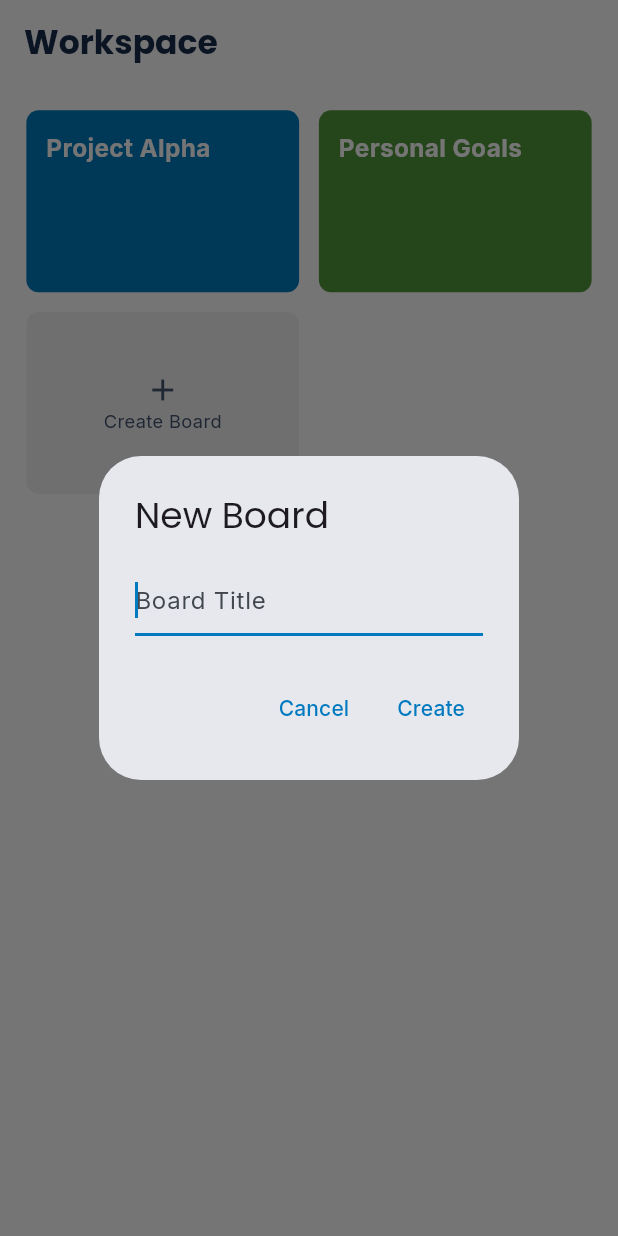
After one commit to gasai21/FlowBoard, a Flutter app: the screen it shows after launch, after a tap on "Create Board", on a phone screen of 412 x 824 dp. The commit adds this screen. Run offline on Flutter 3.47's test engine with Material 3 defaults, Android fonts, the light colour scheme and no system bars; our stand-ins replace flutter_riverpod, flutter_screenutil, google_fonts.

Commit message:
feat: add feature workspace

```diff
--- a/lib/main.dart
+++ b/lib/main.dart
@@ -2,7 +2,7 @@ import 'package:flutter/material.dart';
 import 'package:flutter_riverpod/flutter_riverpod.dart';
 import 'package:flutter_screenutil/flutter_screenutil.dart';
 import 'package:google_fonts/google_fonts.dart';
-import 'screens/board_screen.dart';
+import 'screens/workspace_screen.dart';
 
 void main() {
   runApp(
@@ -18,7 +18,7 @@ class MyApp extends StatelessWidget {
   @override
   Widget build(BuildContext context) {
     return ScreenUtilInit(
-      designSize: const Size(375, 812), // iPhone X size as base
+      designSize: const Size(375, 812),
       minTextAdapt: true,
       splitScreenMode: true,
       builder: (context, child) {
@@ -35,7 +35,7 @@ class MyApp extends StatelessWidget {
               primary: const Color(0xFF0079BF),
             ),
           ),
-          home: const BoardScreen(),
+          home: const WorkspaceScreen(),
         );
       },
     );
--- /dev/null
+++ b/lib/models/board.dart
@@ -0,0 +1,34 @@
+import 'package:uuid/uuid.dart';
+import 'board_column.dart';
+
+class Board {
+  final String id;
+  final String title;
+  final List<BoardColumn> columns;
+  final String backgroundColor;
+
+  Board({
+    required this.id,
+    required this.title,
+    required this.columns,
+    this.backgroundColor = '0xFF0079BF',
+  });
+
+  factory Board.create(String title, {String color = '0xFF0079BF'}) {
+    return Board(
+      id: const Uuid().v4(),
+      title: title,
+      columns: [],
+      backgroundColor: color,
+    );
+  }
+
+  Board copyWith({String? title, List<BoardColumn>? columns}) {
+    return Board(
+      id: id,
+      title: title ?? this.title,
+      columns: columns ?? this.columns,
+      backgroundColor: backgroundColor,
+    );
+  }
+}
--- /dev/null
+++ b/lib/providers/workspace_provider.dart
@@ -0,0 +1,54 @@
+import 'package:flutter_riverpod/flutter_riverpod.dart';
+import '../models/board.dart';
+import '../models/board_column.dart';
+import '../models/task.dart';
+
+class WorkspaceNotifier extends StateNotifier<List<Board>> {
+  WorkspaceNotifier() : super([]) {
+    _loadInitialData();
+  }
+
+  void _loadInitialData() {
+    state = [
+      Board(
+        id: '1',
+        title: 'Project Alpha',
+        backgroundColor: '0xFF0079BF',
+        columns: [
+          BoardColumn.create('To Do', tasks: [
+            Task.create('Research fonts'),
+            Task.create('Setup Riverpod'),
+          ]),
+          BoardColumn.create('In Progress'),
+          BoardColumn.create('Done'),
+        ],
+      ),
+      Board(
+        id: '2',
+        title: 'Personal Goals',
+        backgroundColor: '0xFF519839',
+        columns: [
+          BoardColumn.create('Backlog'),
+          BoardColumn.create('This Month'),
+        ],
+      ),
+    ];
+  }
+
+  void addBoard(String title) {
+    state = [...state, Board.create(title)];
+  }
+
+  void updateBoard(Board updatedBoard) {
+    state = [
+      for (final board in state)
+        if (board.id == updatedBoard.id) updatedBoard else board
+    ];
+  }
+}
+
+final workspaceProvider = StateNotifierProvider<WorkspaceNotifier, List<Board>>((ref) {
+  return WorkspaceNotifier();
+});
+
+final currentBoardProvider = StateProvider<Board?>((ref) => null);
--- a/lib/screens/board_screen.dart
+++ b/lib/screens/board_screen.dart
@@ -2,8 +2,9 @@ import 'package:flutter/material.dart';
 import 'package:flutter_riverpod/flutter_riverpod.dart';
 import 'package:flutter_screenutil/flutter_screenutil.dart';
 import 'package:google_fonts/google_fonts.dart';
-import '../providers/board_provider.dart';
+import '../providers/workspace_provider.dart';
 import '../widgets/task_card.dart';
+import '../models/board_column.dart';
 import '../models/task.dart';
 import 'task_detail_screen.dart';
 
@@ -12,28 +13,25 @@ class BoardScreen extends ConsumerWidget {
 
   @override
   Widget build(BuildContext context, WidgetRef ref) {
-    final columns = ref.watch(boardProvider);
+    final board = ref.watch(currentBoardProvider);
+    if (board == null) return const Scaffold();
 
     return Scaffold(
-      backgroundColor: const Color(0xFF0079BF),
+      backgroundColor: Color(int.parse(board.backgroundColor)),
       appBar: AppBar(
         backgroundColor: Colors.black12,
         elevation: 0,
         title: Text(
-          'FlowBoard',
+          board.title,
           style: GoogleFonts.poppins(
             fontWeight: FontWeight.bold,
             color: Colors.white,
           ),
         ),
-        actions: [
-          IconButton(
-            icon: const Icon(Icons.add, color: Colors.white),
-            onPressed: () {
-              // Add Column logic
-            },
-          )
-        ],
+        leading: IconButton(
+          icon: const Icon(Icons.arrow_back, color: Colors.white),
+          onPressed: () => Navigator.pop(context),
+        ),
       ),
       body: SafeArea(
         child: SingleChildScrollView(
@@ -41,7 +39,7 @@ class BoardScreen extends ConsumerWidget {
           child: Row(
             crossAxisAlignment: CrossAxisAlignment.start,
             children: [
-              for (final column in columns)
+              for (final column in board.columns)
                 _buildColumn(context, ref, column),
               _buildAddColumnButton(context, ref),
             ],
@@ -51,7 +49,7 @@ class BoardScreen extends ConsumerWidget {
     );
   }
 
-  Widget _buildColumn(BuildContext context, WidgetRef ref, column) {
+  Widget _buildColumn(BuildContext context, WidgetRef ref, BoardColumn column) {
     return Container(
       width: 280.w,
       margin: EdgeInsets.all(8.w),
@@ -86,14 +84,7 @@ class BoardScreen extends ConsumerWidget {
             child: DragTarget<Map<String, dynamic>>(
               onWillAccept: (data) => true,
               onAccept: (data) {
-                final taskId = data['taskId'];
-                final fromColumnId = data['fromColumnId'];
-                ref.read(boardProvider.notifier).moveTask(
-                      taskId,
-                      fromColumnId,
-                      column.id,
-                      column.tasks.length,
-                    );
+                _handleMoveTask(ref, data['taskId'], data['fromColumnId'], column.id);
               },
               builder: (context, candidateData, rejectedData) {
                 return ListView.builder(
@@ -122,7 +113,7 @@ class BoardScreen extends ConsumerWidget {
                           Navigator.push(
                             context,
                             MaterialPageRoute(
-                              builder: (context) => TaskDetailScreen(task: task),
+                              builder: (context) => TaskDetailScreen(task: task, columnId: column.id),
                             ),
                           );
                         },
@@ -136,9 +127,7 @@ class BoardScreen extends ConsumerWidget {
           Padding(
             padding: EdgeInsets.all(8.w),
             child: TextButton.icon(
-              onPressed: () {
-                _showAddTaskDialog(context, ref, column.id);
-              },
+              onPressed: () => _showAddTaskDialog(context, ref, column.id),
               icon: const Icon(Icons.add, size: 18),
               label: Text(
                 'Add a card',
@@ -158,6 +147,29 @@ class BoardScreen extends ConsumerWidget {
     );
   }
 
+  void _handleMoveTask(WidgetRef ref, String taskId, String fromColumnId, String toColumnId) {
+    final board = ref.read(currentBoardProvider)!;
+
+    final fromColumn = board.columns.firstWhere((col) => col.id == fromColumnId);
+    final task = fromColumn.tasks.firstWhere((t) => t.id == taskId);
+
+    final updatedColumns = board.columns.map((column) {
+      if (column.id == fromColumnId && column.id == toColumnId) {
+         // Same column move (not implemented for index here for simplicity, just stays)
+         return column;
+      } else if (column.id == fromColumnId) {
+        return column.copyWith(tasks: column.tasks.where((t) => t.id != taskId).toList());
+      } else if (column.id == toColumnId) {
+        return column.copyWith(tasks: [...column.tasks, task]);
+      }
+      return column;
+    }).toList();
+
+    final updatedBoard = board.copyWith(columns: updatedColumns);
+    ref.read(currentBoardProvider.notifier).state = updatedBoard;
+    ref.read(workspaceProvider.notifier).updateBoard(updatedBoard);
+  }
+
   Widget _buildAddColumnButton(BuildContext context, WidgetRef ref) {
     return Container(
       width: 280.w,
@@ -167,9 +179,7 @@ class BoardScreen extends ConsumerWidget {
         borderRadius: BorderRadius.circular(12.r),
       ),
       child: TextButton.icon(
-        onPressed: () {
-           _showAddColumnDialog(context, ref);
-        },
+        onPressed: () => _showAddColumnDialog(context, ref),
         icon: const Icon(Icons.add, color: Colors.white),
         label: Text(
           'Add another list',
@@ -194,14 +204,21 @@ class BoardScreen extends ConsumerWidget {
           decoration: const InputDecoration(hintText: 'Enter task title'),
         ),
         actions: [
-          TextButton(
-            onPressed: () => Navigator.pop(context),
-            child: const Text('Cancel'),
-          ),
+          TextButton(onPressed: () => Navigator.pop(context), child: const Text('Cancel')),
           TextButton(
             onPressed: () {
               if (controller.text.isNotEmpty) {
-                ref.read(boardProvider.notifier).addTask(columnId, controller.text);
+                final board = ref.read(currentBoardProvider)!;
+                final updatedColumns = board.columns.map((col) {
+                  if (col.id == columnId) {
+                    return col.copyWith(tasks: [...col.tasks, Task.create(controller.text)]);
+                  }
+                  return col;
+                }).toList();
+
+                final updatedBoard = board.copyWith(columns: updatedColumns);
+                ref.read(currentBoardProvider.notifier).state = updatedBoard;
+                ref.read(workspaceProvider.notifier).updateBoard(updatedBoard);
                 Navigator.pop(context);
               }
             },
@@ -224,14 +241,16 @@ class BoardScreen extends ConsumerWidget {
           decoration: const InputDecoration(hintText: 'Enter list title'),
         ),
         actions: [
-          TextButton(
-            onPressed: () => Navigator.pop(context),
-            child: const Text('Cancel'),
-          ),
+          TextButton(onPressed: () => Navigator.pop(context), child: const Text('Cancel')),
           TextButton(
             onPressed: () {
               if (controller.text.isNotEmpty) {
-                ref.read(boardProvider.notifier).addColumn(controller.text);
+                final board = ref.read(currentBoardProvider)!;
+                final updatedBoard = board.copyWith(
+                  columns: [...board.columns, BoardColumn.create(controller.text)],
+                );
+                ref.read(currentBoardProvider.notifier).state = updatedBoard;
+                ref.read(workspaceProvider.notifier).updateBoard(updatedBoard);
                 Navigator.pop(context);
               }
             },
--- /dev/null
+++ b/lib/screens/workspace_screen.dart
@@ -0,0 +1,127 @@
+import 'package:flutter/material.dart';
+import 'package:flutter_riverpod/flutter_riverpod.dart';
+import 'package:flutter_screenutil/flutter_screenutil.dart';
+import 'package:google_fonts/google_fonts.dart';
+import '../providers/workspace_provider.dart';
+import 'board_screen.dart';
+
+class WorkspaceScreen extends ConsumerWidget {
+  const WorkspaceScreen({super.key});
+
+  @override
+  Widget build(BuildContext context, WidgetRef ref) {
+    final boards = ref.watch(workspaceProvider);
+
+    return Scaffold(
+      backgroundColor: Colors.white,
+      appBar: AppBar(
+        title: Text(
+          'Workspace',
+          style: GoogleFonts.poppins(
+            fontWeight: FontWeight.bold,
+            color: const Color(0xFF172B4D),
+          ),
+        ),
+        elevation: 0,
+        backgroundColor: Colors.white,
+      ),
+      body: GridView.builder(
+        padding: EdgeInsets.all(16.w),
+        gridDelegate: SliverGridDelegateWithFixedCrossAxisCount(
+          crossAxisCount: 2,
+          crossAxisSpacing: 12.w,
+          mainAxisSpacing: 12.w,
+          childAspectRatio: 1.5,
+        ),
+        itemCount: boards.length + 1,
+        itemBuilder: (context, index) {
+          if (index == boards.length) {
+            return _buildAddBoardButton(context, ref);
+          }
+          final board = boards[index];
+          return GestureDetector(
+            onTap: () {
+              ref.read(currentBoardProvider.notifier).state = board;
+              Navigator.push(
+                context,
+                MaterialPageRoute(builder: (context) => const BoardScreen()),
+              );
+            },
+            child: Container(
+              decoration: BoxDecoration(
+                color: Color(int.parse(board.backgroundColor)),
+                borderRadius: BorderRadius.circular(8.r),
+              ),
+              padding: EdgeInsets.all(12.w),
+              child: Text(
+                board.title,
+                style: GoogleFonts.inter(
+                  color: Colors.white,
+                  fontWeight: FontWeight.bold,
+                  fontSize: 16.sp,
+                ),
+              ),
+            ),
+          );
+        },
+      ),
+    );
+  }
+
+  Widget _buildAddBoardButton(BuildContext context, WidgetRef ref) {
+    return GestureDetector(
+      onTap: () => _showAddBoardDialog(context, ref),
+      child: Container(
+        decoration: BoxDecoration(
+          color: const Color(0xFFF1F2F4),
+          borderRadius: BorderRadius.circular(8.r),
+        ),
+        child: Center(
+          child: Column(
+            mainAxisAlignment: MainAxisAlignment.center,
+            children: [
+              const Icon(Icons.add, color: Color(0xFF44546F)),
+              Text(
+                'Create Board',
+                style: GoogleFonts.inter(
+                  color: const Color(0xFF44546F),
+                  fontSize: 12.sp,
+                ),
+              ),
+            ],
+          ),
+        ),
+      ),
+    );
+  }
+
+  void _showAddBoardDialog(BuildContext context, WidgetRef ref) {
+    final controller = TextEditingController();
+    showDialog(
+      context: context,
+      builder: (context) => AlertDialog(
+        title: Text('New Board', style: GoogleFonts.poppins()),
+        content: TextField(
+          controller: controller,
+          autofocus: true,
+          decoration: const InputDecoration(hintText: 'Board Title'),
+        ),
+        actions: [
+          TextButton(
+            onPressed: () => Navigator.pop(context),
+            child: const Text('Cancel'),
+          ),
+          TextButton(
+            onPressed: () {
+              if (controller.text.isNotEmpty) {
+                ref.read(workspaceProvider.notifier).addBoard(controller.text);
+                Navigator.pop(context);
+              }
+            },
+            child: const Text('Create'),
+          ),
+        ],
+      ),
+    );
+  }
+}
```
Also changed, not shown: lib/screens/task_detail_screen.dart (+41 -15 lines).
